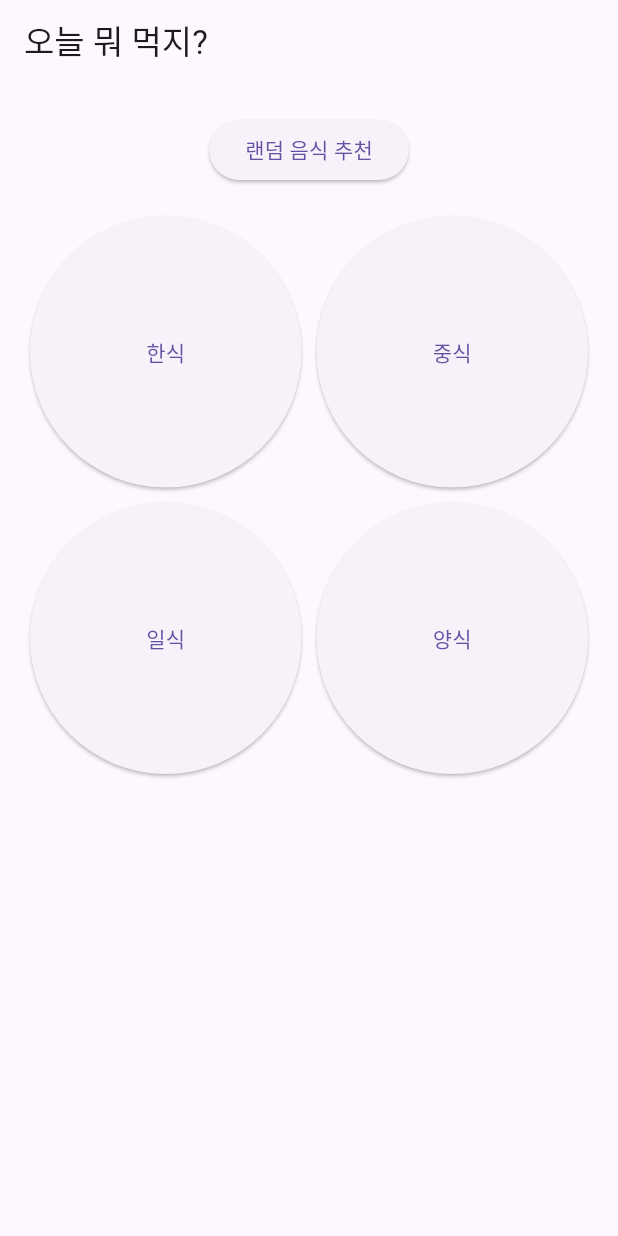
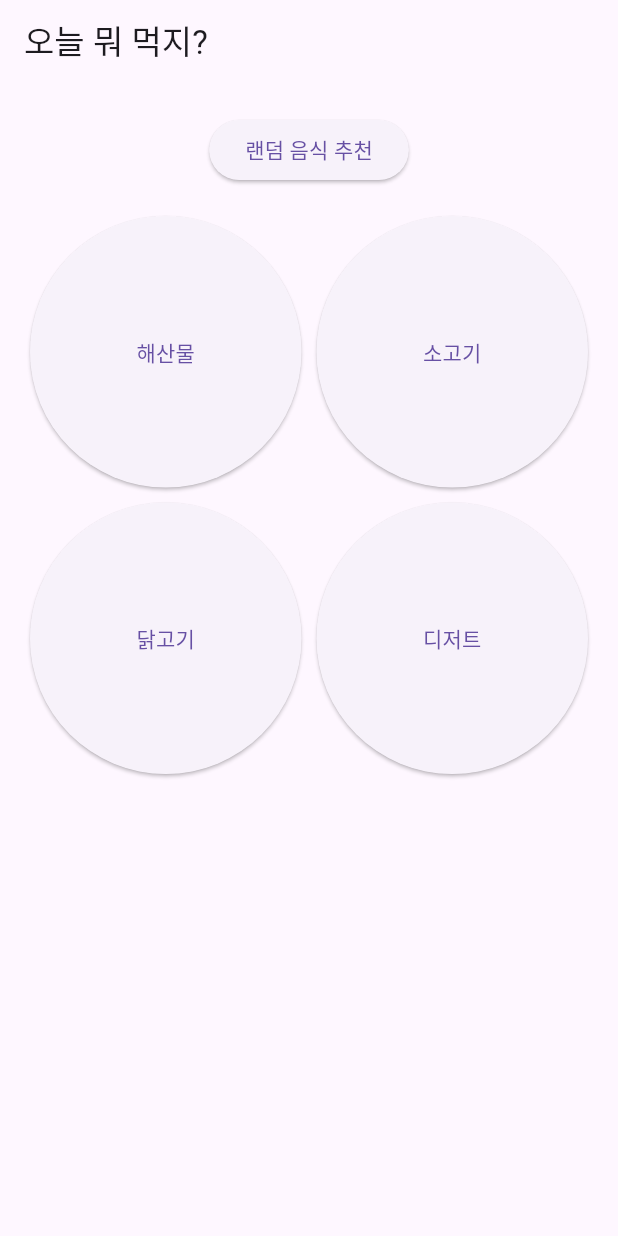
Before and after one commit to dlwlssud123/what_to_eat, a Flutter app: the screen it shows after launch, on a phone screen of 412 x 824 dp. Run offline on Flutter 3.47's test engine with Material 3 defaults, Android fonts, the phone set to English and light mode, and no system bars.

Commit message:
코드 수정
카테고리에서 음식추천을 할때 안되는 거 수정, 이미지가 화면을 벗어나는거 수정

```diff
--- a/lib/main.dart
+++ b/lib/main.dart
@@ -45,7 +45,12 @@ class _HomePageState extends State<HomePage> {
       margin: const EdgeInsets.all(20),
       child: Column(
         children: [
-          Image.network(_selectedMeal!.imageUrl),
+          Image.network(
+            _selectedMeal!.imageUrl,
+            height: 200, // 또는 MediaQuery로 동적 조정
+            width: double.infinity,
+            fit: BoxFit.cover,
+          ),
           Padding(
             padding: const EdgeInsets.all(8.0),
             child: Text(
@@ -61,10 +66,10 @@ class _HomePageState extends State<HomePage> {
   @override
   Widget build(BuildContext context) {
     final categories = {
-      'Korean': '한식',
-      'Chinese': '중식',
-      'Japanese': '일식',
-      'French': '양식',
+      'Seafood': '해산물',
+      'Beef': '소고기',
+      'Chicken': '닭고기',
+      'Dessert': '디저트',
     };
 
     return Scaffold(
```
